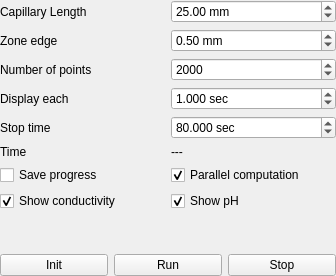
Qt form src/computecontrol.ui (hobrasoft/simul6) before a commit.
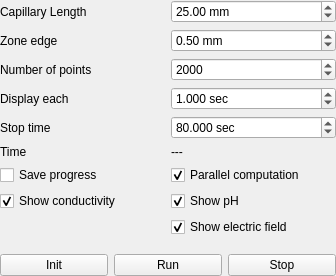
The same form after that commit.

```diff
--- a/src/computecontrol.ui
+++ b/src/computecontrol.ui
@@ -238,6 +238,16 @@
        </property>
       </widget>
      </item>
+     <item row="8" column="1">
+      <widget class="QCheckBox" name="f_show_e">
+       <property name="text">
+        <string>Show electric field</string>
+       </property>
+       <property name="checked">
+        <bool>true</bool>
+       </property>
+      </widget>
+     </item>
     </layout>
    </item>
   </layout>
```
